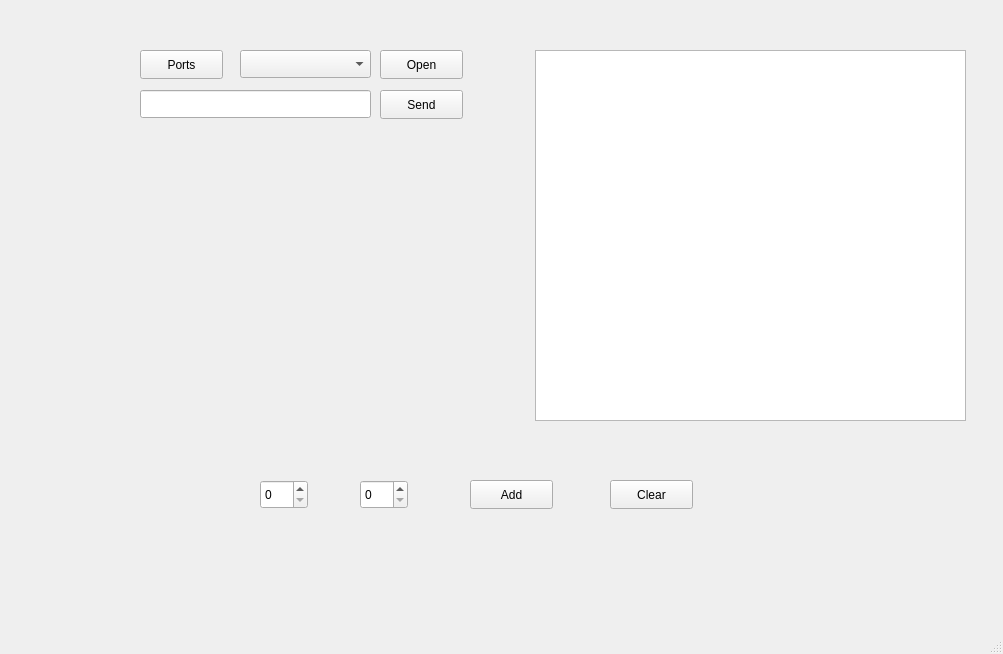
egobun/project, file Qt/untitled1/mainwindow.ui: the form before one commit.
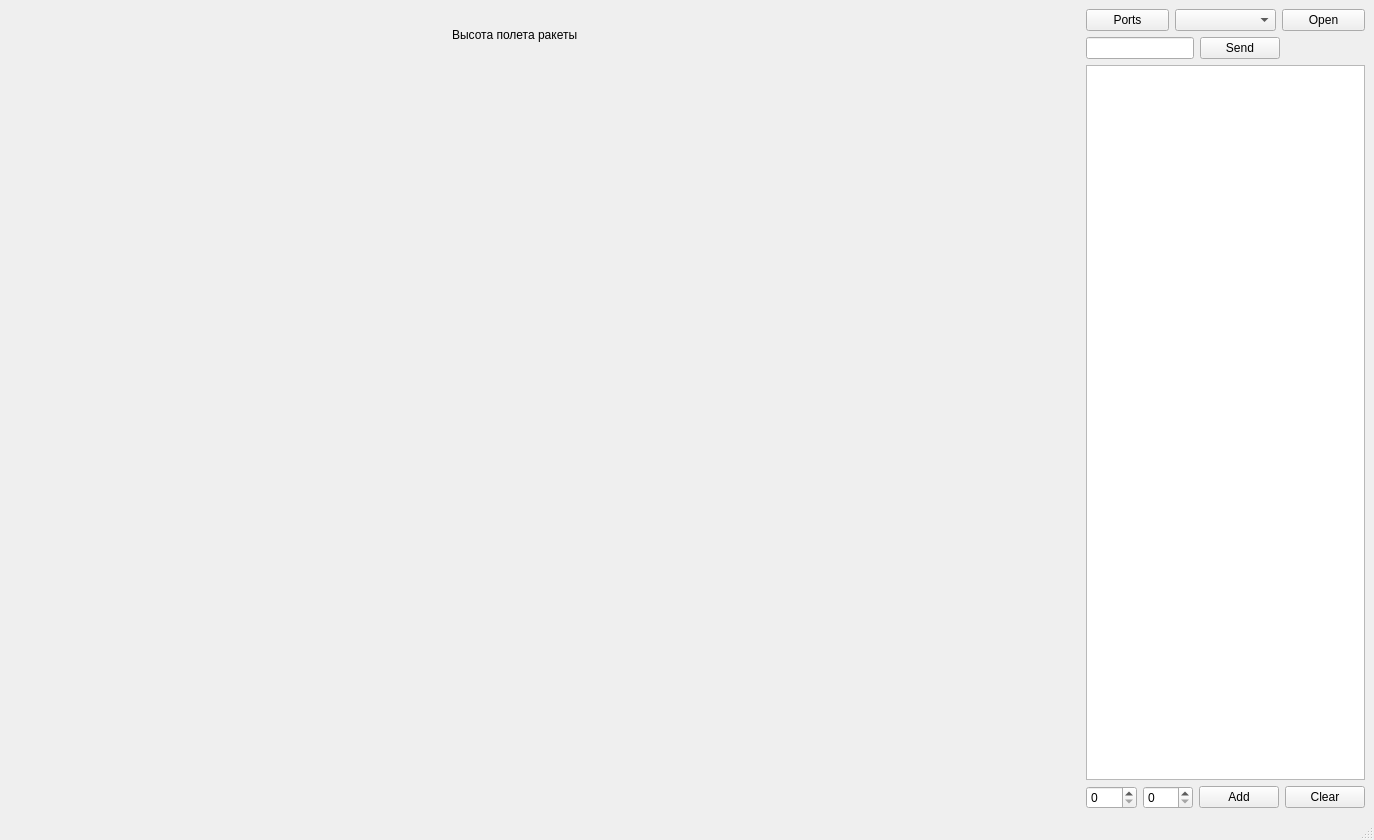
The form after the commit. Custom widgets are drawn as their Qt base class.

Commit message: выполнил CH1 из книги vivado, дописал прием данных с ракеты на Qt + настроил гибко окно

```diff
--- a/Qt/untitled1/mainwindow.ui
+++ b/Qt/untitled1/mainwindow.ui
@@ -6,139 +6,557 @@
    <rect>
     <x>0</x>
     <y>0</y>
-    <width>1003</width>
-    <height>654</height>
+    <width>1374</width>
+    <height>840</height>
    </rect>
   </property>
   <property name="windowTitle">
    <string>MainWindow</string>
   </property>
   <widget class="QWidget" name="centralwidget">
-   <widget class="QCustomPlot" name="plot" native="true">
-    <property name="geometry">
-     <rect>
-      <x>60</x>
-      <y>140</y>
-      <width>441</width>
-      <height>321</height>
-     </rect>
-    </property>
-   </widget>
-   <widget class="QSpinBox" name="bx_x">
-    <property name="geometry">
-     <rect>
-      <x>260</x>
-      <y>480</y>
-      <width>48</width>
-      <height>29</height>
-     </rect>
-    </property>
-   </widget>
-   <widget class="QSpinBox" name="bx_y">
-    <property name="geometry">
-     <rect>
-      <x>360</x>
-      <y>480</y>
-      <width>48</width>
-      <height>29</height>
-     </rect>
-    </property>
-   </widget>
-   <widget class="QPushButton" name="btn_add">
-    <property name="geometry">
-     <rect>
-      <x>470</x>
-      <y>480</y>
-      <width>83</width>
-      <height>29</height>
-     </rect>
-    </property>
-    <property name="text">
-     <string>Add</string>
-    </property>
-   </widget>
-   <widget class="QPushButton" name="btn_clear">
-    <property name="geometry">
-     <rect>
-      <x>610</x>
-      <y>480</y>
-      <width>83</width>
-      <height>29</height>
-     </rect>
-    </property>
-    <property name="text">
-     <string>Clear</string>
-    </property>
-   </widget>
-   <widget class="QPushButton" name="btnPorts">
-    <property name="geometry">
-     <rect>
-      <x>140</x>
-      <y>50</y>
-      <width>83</width>
-      <height>29</height>
-     </rect>
-    </property>
-    <property name="text">
-     <string>Ports</string>
-    </property>
-   </widget>
-   <widget class="QPushButton" name="btnSend">
-    <property name="geometry">
-     <rect>
-      <x>380</x>
-      <y>90</y>
-      <width>83</width>
-      <height>29</height>
-     </rect>
-    </property>
-    <property name="text">
-     <string>Send</string>
-    </property>
-   </widget>
-   <widget class="QListWidget" name="lstMessages">
-    <property name="geometry">
-     <rect>
-      <x>535</x>
-      <y>50</y>
-      <width>431</width>
-      <height>371</height>
-     </rect>
-    </property>
-   </widget>
-   <widget class="QLineEdit" name="lnMessage">
-    <property name="geometry">
-     <rect>
-      <x>140</x>
-      <y>90</y>
-      <width>231</width>
-      <height>28</height>
-     </rect>
-    </property>
-   </widget>
-   <widget class="QPushButton" name="btnOpenPorts">
-    <property name="geometry">
-     <rect>
-      <x>380</x>
-      <y>50</y>
-      <width>83</width>
-      <height>29</height>
-     </rect>
-    </property>
-    <property name="text">
-     <string>Open</string>
-    </property>
-   </widget>
-   <widget class="QComboBox" name="cmbPorts">
-    <property name="geometry">
-     <rect>
-      <x>240</x>
-      <y>50</y>
-      <width>131</width>
-      <height>28</height>
-     </rect>
-    </property>
-   </widget>
+   <layout class="QGridLayout" name="gridLayout">
+    <item row="4" column="23">
+     <spacer name="verticalSpacer_4">
+      <property name="orientation">
+       <enum>Qt::Orientation::Vertical</enum>
+      </property>
+      <property name="sizeHint" stdset="0">
+       <size>
+        <width>20</width>
+        <height>40</height>
+       </size>
+      </property>
+     </spacer>
+    </item>
+    <item row="0" column="23">
+     <spacer name="verticalSpacer">
+      <property name="orientation">
+       <enum>Qt::Orientation::Vertical</enum>
+      </property>
+      <property name="sizeHint" stdset="0">
+       <size>
+        <width>20</width>
+        <height>40</height>
+       </size>
+      </property>
+     </spacer>
+    </item>
+    <item row="8" column="22">
+     <spacer name="horizontalSpacer_10">
+      <property name="orientation">
+       <enum>Qt::Orientation::Horizontal</enum>
+      </property>
+      <property name="sizeHint" stdset="0">
+       <size>
+        <width>40</width>
+        <height>20</height>
+       </size>
+      </property>
+     </spacer>
+    </item>
+    <item row="1" column="23">
+     <spacer name="verticalSpacer_6">
+      <property name="orientation">
+       <enum>Qt::Orientation::Vertical</enum>
+      </property>
+      <property name="sizeHint" stdset="0">
+       <size>
+        <width>20</width>
+        <height>40</height>
+       </size>
+      </property>
+     </spacer>
+    </item>
+    <item row="8" column="12">
+     <spacer name="horizontalSpacer_20">
+      <property name="orientation">
+       <enum>Qt::Orientation::Horizontal</enum>
+      </property>
+      <property name="sizeHint" stdset="0">
+       <size>
+        <width>40</width>
+        <height>20</height>
+       </size>
+      </property>
+     </spacer>
+    </item>
+    <item row="8" column="18">
+     <spacer name="horizontalSpacer_7">
+      <property name="orientation">
+       <enum>Qt::Orientation::Horizontal</enum>
+      </property>
+      <property name="sizeHint" stdset="0">
+       <size>
+        <width>40</width>
+        <height>20</height>
+       </size>
+      </property>
+     </spacer>
+    </item>
+    <item row="8" column="2">
+     <spacer name="horizontalSpacer_2">
+      <property name="orientation">
+       <enum>Qt::Orientation::Horizontal</enum>
+      </property>
+      <property name="sizeHint" stdset="0">
+       <size>
+        <width>40</width>
+        <height>20</height>
+       </size>
+      </property>
+     </spacer>
+    </item>
+    <item row="8" column="21">
+     <spacer name="horizontalSpacer_3">
+      <property name="orientation">
+       <enum>Qt::Orientation::Horizontal</enum>
+      </property>
+      <property name="sizeHint" stdset="0">
+       <size>
+        <width>40</width>
+        <height>20</height>
+       </size>
+      </property>
+     </spacer>
+    </item>
+    <item row="8" column="11">
+     <spacer name="horizontalSpacer_14">
+      <property name="orientation">
+       <enum>Qt::Orientation::Horizontal</enum>
+      </property>
+      <property name="sizeHint" stdset="0">
+       <size>
+        <width>40</width>
+        <height>20</height>
+       </size>
+      </property>
+     </spacer>
+    </item>
+    <item row="8" column="5">
+     <spacer name="horizontalSpacer_12">
+      <property name="orientation">
+       <enum>Qt::Orientation::Horizontal</enum>
+      </property>
+      <property name="sizeHint" stdset="0">
+       <size>
+        <width>40</width>
+        <height>20</height>
+       </size>
+      </property>
+     </spacer>
+    </item>
+    <item row="8" column="17">
+     <spacer name="horizontalSpacer_19">
+      <property name="orientation">
+       <enum>Qt::Orientation::Horizontal</enum>
+      </property>
+      <property name="sizeHint" stdset="0">
+       <size>
+        <width>40</width>
+        <height>20</height>
+       </size>
+      </property>
+     </spacer>
+    </item>
+    <item row="8" column="3">
+     <spacer name="horizontalSpacer_9">
+      <property name="orientation">
+       <enum>Qt::Orientation::Horizontal</enum>
+      </property>
+      <property name="sizeHint" stdset="0">
+       <size>
+        <width>40</width>
+        <height>20</height>
+       </size>
+      </property>
+     </spacer>
+    </item>
+    <item row="8" column="1">
+     <spacer name="horizontalSpacer_8">
+      <property name="orientation">
+       <enum>Qt::Orientation::Horizontal</enum>
+      </property>
+      <property name="sizeHint" stdset="0">
+       <size>
+        <width>40</width>
+        <height>20</height>
+       </size>
+      </property>
+     </spacer>
+    </item>
+    <item row="6" column="23">
+     <spacer name="verticalSpacer_2">
+      <property name="orientation">
+       <enum>Qt::Orientation::Vertical</enum>
+      </property>
+      <property name="sizeHint" stdset="0">
+       <size>
+        <width>20</width>
+        <height>40</height>
+       </size>
+      </property>
+     </spacer>
+    </item>
+    <item row="8" column="19">
+     <spacer name="horizontalSpacer_6">
+      <property name="orientation">
+       <enum>Qt::Orientation::Horizontal</enum>
+      </property>
+      <property name="sizeHint" stdset="0">
+       <size>
+        <width>40</width>
+        <height>20</height>
+       </size>
+      </property>
+     </spacer>
+    </item>
+    <item row="8" column="20">
+     <spacer name="horizontalSpacer_5">
+      <property name="orientation">
+       <enum>Qt::Orientation::Horizontal</enum>
+      </property>
+      <property name="sizeHint" stdset="0">
+       <size>
+        <width>40</width>
+        <height>20</height>
+       </size>
+      </property>
+     </spacer>
+    </item>
+    <item row="5" column="23">
+     <spacer name="verticalSpacer_3">
+      <property name="orientation">
+       <enum>Qt::Orientation::Vertical</enum>
+      </property>
+      <property name="sizeHint" stdset="0">
+       <size>
+        <width>20</width>
+        <height>40</height>
+       </size>
+      </property>
+     </spacer>
+    </item>
+    <item row="8" column="9">
+     <spacer name="horizontalSpacer_22">
+      <property name="orientation">
+       <enum>Qt::Orientation::Horizontal</enum>
+      </property>
+      <property name="sizeHint" stdset="0">
+       <size>
+        <width>40</width>
+        <height>20</height>
+       </size>
+      </property>
+     </spacer>
+    </item>
+    <item row="8" column="7">
+     <spacer name="horizontalSpacer_24">
+      <property name="orientation">
+       <enum>Qt::Orientation::Horizontal</enum>
+      </property>
+      <property name="sizeHint" stdset="0">
+       <size>
+        <width>40</width>
+        <height>20</height>
+       </size>
+      </property>
+     </spacer>
+    </item>
+    <item row="8" column="6">
+     <spacer name="horizontalSpacer_13">
+      <property name="orientation">
+       <enum>Qt::Orientation::Horizontal</enum>
+      </property>
+      <property name="sizeHint" stdset="0">
+       <size>
+        <width>40</width>
+        <height>20</height>
+       </size>
+      </property>
+     </spacer>
+    </item>
+    <item row="8" column="15">
+     <spacer name="horizontalSpacer_17">
+      <property name="orientation">
+       <enum>Qt::Orientation::Horizontal</enum>
+      </property>
+      <property name="sizeHint" stdset="0">
+       <size>
+        <width>40</width>
+        <height>20</height>
+       </size>
+      </property>
+     </spacer>
+    </item>
+    <item row="8" column="14">
+     <spacer name="horizontalSpacer_16">
+      <property name="orientation">
+       <enum>Qt::Orientation::Horizontal</enum>
+      </property>
+      <property name="sizeHint" stdset="0">
+       <size>
+        <width>40</width>
+        <height>20</height>
+       </size>
+      </property>
+     </spacer>
+    </item>
+    <item row="3" column="23">
+     <spacer name="verticalSpacer_5">
+      <property name="orientation">
+       <enum>Qt::Orientation::Vertical</enum>
+      </property>
+      <property name="sizeHint" stdset="0">
+       <size>
+        <width>20</width>
+        <height>40</height>
+       </size>
+      </property>
+     </spacer>
+    </item>
+    <item row="8" column="8">
+     <spacer name="horizontalSpacer_23">
+      <property name="orientation">
+       <enum>Qt::Orientation::Horizontal</enum>
+      </property>
+      <property name="sizeHint" stdset="0">
+       <size>
+        <width>40</width>
+        <height>20</height>
+       </size>
+      </property>
+     </spacer>
+    </item>
+    <item row="0" column="0" rowspan="9" colspan="23">
+     <widget class="QCustomPlot" name="plot" native="true">
+      <widget class="QWidget" name="">
+       <property name="geometry">
+        <rect>
+         <x>0</x>
+         <y>0</y>
+         <width>1011</width>
+         <height>51</height>
+        </rect>
+       </property>
+       <layout class="QHBoxLayout" name="horizontalLayout_4">
+        <item>
+         <spacer name="horizontalSpacer_25">
+          <property name="orientation">
+           <enum>Qt::Orientation::Horizontal</enum>
+          </property>
+          <property name="sizeHint" stdset="0">
+           <size>
+            <width>40</width>
+            <height>20</height>
+           </size>
+          </property>
+         </spacer>
+        </item>
+        <item>
+         <widget class="QLabel" name="label">
+          <property name="text">
+           <string>Высота полета ракеты</string>
+          </property>
+         </widget>
+        </item>
+        <item>
+         <spacer name="horizontalSpacer_26">
+          <property name="orientation">
+           <enum>Qt::Orientation::Horizontal</enum>
+          </property>
+          <property name="sizeHint" stdset="0">
+           <size>
+            <width>40</width>
+            <height>20</height>
+           </size>
+          </property>
+         </spacer>
+        </item>
+       </layout>
+      </widget>
+     </widget>
+    </item>
+    <item row="8" column="23">
+     <spacer name="horizontalSpacer_4">
+      <property name="orientation">
+       <enum>Qt::Orientation::Horizontal</enum>
+      </property>
+      <property name="sizeHint" stdset="0">
+       <size>
+        <width>40</width>
+        <height>20</height>
+       </size>
+      </property>
+     </spacer>
+    </item>
+    <item row="8" column="10">
+     <spacer name="horizontalSpacer_21">
+      <property name="orientation">
+       <enum>Qt::Orientation::Horizontal</enum>
+      </property>
+      <property name="sizeHint" stdset="0">
+       <size>
+        <width>40</width>
+        <height>20</height>
+       </size>
+      </property>
+     </spacer>
+    </item>
+    <item row="8" column="16">
+     <spacer name="horizontalSpacer_18">
+      <property name="orientation">
+       <enum>Qt::Orientation::Horizontal</enum>
+      </property>
+      <property name="sizeHint" stdset="0">
+       <size>
+        <width>40</width>
+        <height>20</height>
+       </size>
+      </property>
+     </spacer>
+    </item>
+    <item row="2" column="23">
+     <spacer name="verticalSpacer_7">
+      <property name="orientation">
+       <enum>Qt::Orientation::Vertical</enum>
+      </property>
+      <property name="sizeHint" stdset="0">
+       <size>
+        <width>20</width>
+        <height>40</height>
+       </size>
+      </property>
+     </spacer>
+    </item>
+    <item row="8" column="13">
+     <spacer name="horizontalSpacer_15">
+      <property name="orientation">
+       <enum>Qt::Orientation::Horizontal</enum>
+      </property>
+      <property name="sizeHint" stdset="0">
+       <size>
+        <width>40</width>
+        <height>20</height>
+       </size>
+      </property>
+     </spacer>
+    </item>
+    <item row="8" column="4">
+     <spacer name="horizontalSpacer_11">
+      <property name="orientation">
+       <enum>Qt::Orientation::Horizontal</enum>
+      </property>
+      <property name="sizeHint" stdset="0">
+       <size>
+        <width>40</width>
+        <height>20</height>
+       </size>
+      </property>
+     </spacer>
+    </item>
+    <item row="0" column="25" rowspan="9">
+     <layout class="QVBoxLayout" name="verticalLayout">
+      <item>
+       <layout class="QHBoxLayout" name="horizontalLayout">
+        <item>
+         <widget class="QPushButton" name="btnPorts">
+          <property name="minimumSize">
+           <size>
+            <width>83</width>
+            <height>0</height>
+           </size>
+          </property>
+          <property name="text">
+           <string>Ports</string>
+          </property>
+         </widget>
+        </item>
+        <item>
+         <widget class="QComboBox" name="cmbPorts">
+          <property name="minimumSize">
+           <size>
+            <width>101</width>
+            <height>0</height>
+           </size>
+          </property>
+         </widget>
+        </item>
+        <item>
+         <widget class="QPushButton" name="btnOpenPorts">
+          <property name="minimumSize">
+           <size>
+            <width>83</width>
+            <height>0</height>
+           </size>
+          </property>
+          <property name="text">
+           <string>Open</string>
+          </property>
+         </widget>
+        </item>
+       </layout>
+      </item>
+      <item>
+       <layout class="QHBoxLayout" name="horizontalLayout_2">
+        <item>
+         <widget class="QLineEdit" name="lnMessage"/>
+        </item>
+        <item>
+         <widget class="QPushButton" name="btnSend">
+          <property name="text">
+           <string>Send</string>
+          </property>
+         </widget>
+        </item>
+        <item>
+         <spacer name="horizontalSpacer">
+          <property name="orientation">
+           <enum>Qt::Orientation::Horizontal</enum>
+          </property>
+          <property name="sizeHint" stdset="0">
+           <size>
+            <width>40</width>
+            <height>20</height>
+           </size>
+          </property>
+         </spacer>
+        </item>
+       </layout>
+      </item>
+      <item>
+       <widget class="QListWidget" name="lstMessages">
+        <property name="autoFillBackground">
+         <bool>false</bool>
+        </property>
+       </widget>
+      </item>
+      <item>
+       <layout class="QHBoxLayout" name="horizontalLayout_3">
+        <item>
+         <widget class="QSpinBox" name="bx_x"/>
+        </item>
+        <item>
+         <widget class="QSpinBox" name="bx_y"/>
+        </item>
+        <item>
+         <widget class="QPushButton" name="btn_add">
+          <property name="text">
+           <string>Add</string>
+          </property>
+         </widget>
+        </item>
+        <item>
+         <widget class="QPushButton" name="btn_clear">
+          <property name="text">
+           <string>Clear</string>
+          </property>
+         </widget>
+        </item>
+       </layout>
+      </item>
+     </layout>
+    </item>
+   </layout>
   </widget>
   <widget class="QMenuBar" name="menubar">
    <property name="geometry">
```
Left out of the diff: 2 changed lines with no effect on the pictures. The commit also changes 132 other files.
